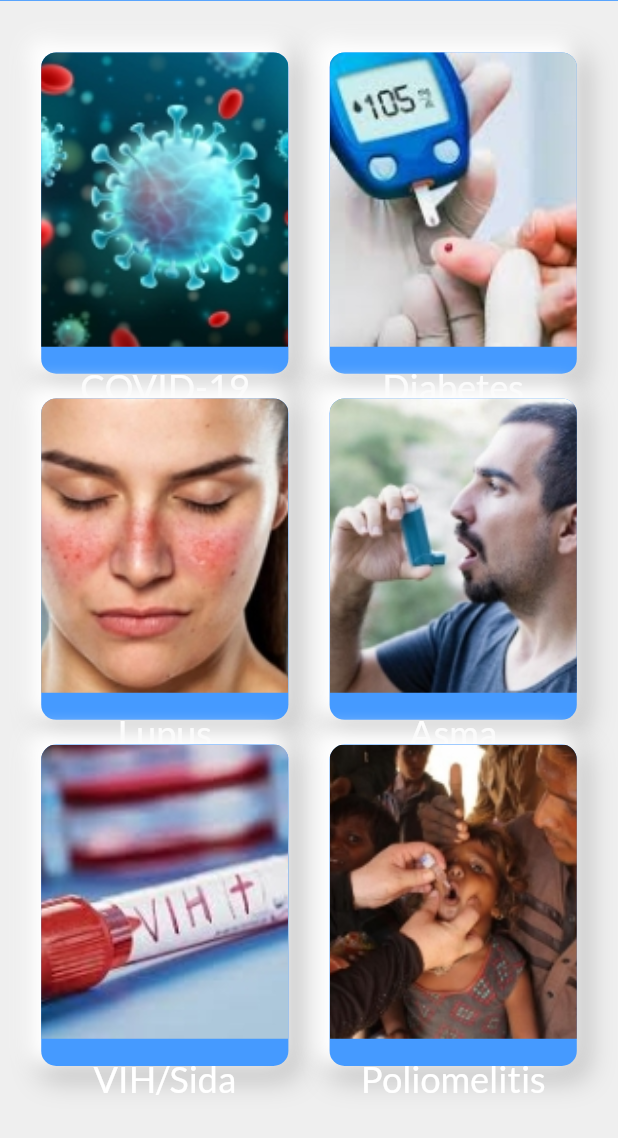
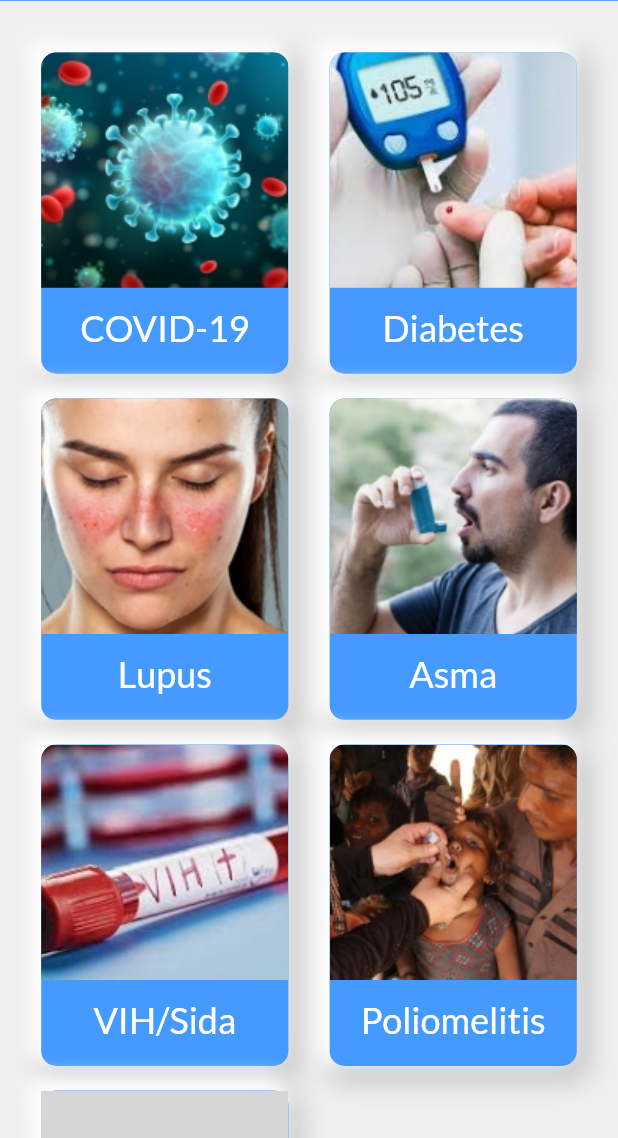
Before and after one commit to IvanGonzalezR/app_enfermedades, a Flutter app: the PantallaEnfermedades screen opened directly, on a phone screen of 412 x 824 dp, the part 98-1236 px from its top. Run offline on Flutter 3.47's test engine with Material 2 defaults, Android fonts, the phone set to English and light mode, and no system bars; grey boxes are pictures that could not be loaded.

Commit message:
Agregada una nueva enfermedad, correcion del overflow en cards

```diff
--- a/lib/pantalla_enfermedades.dart
+++ b/lib/pantalla_enfermedades.dart
@@ -52,6 +52,28 @@ class PantallaEnfermedades extends StatelessWidget{
         TarjetasEnfermedades("Asma","assets/images/tarjetaAsma.jpg","que es", "Estadisticas", "Sintomas", "Tratamiento", "Prevencion"),
         TarjetasEnfermedades("VIH/Sida","assets/images/tarjetaSIDA.jpg", "que es", "Estadisticas", "Sintomas", "Tratamiento", "Prevencion"),
         TarjetasEnfermedades("Poliomelitis","assets/images/tarjetaPolio.jpg", "que es", "Estadisticas", "Sintomas", "Tratamiento", "Prevencion"),
+        TarjetasEnfermedades("Cirrosis","assets/images/tarjetaCirrosis.jpg", "La cirrosis es un conjunto de cicatrices en el hígado. El tejido cicatricial se forma por lesiones o enfermedades prolongadas. Este tejido no puede hacer lo que hace el tejido hepático sano: producir proteínas, ayudar a combatir las infecciones, limpiar la sangre, ayudar a digerir los alimentos y almacenar energía.",
+                              '''Se estima que la cirrosis se halla detrás de 800.000 muertes anuales en todo el mundo. En Europa y Estados Unidos tiene una prevalencia de alrededor de 250 casos anuales por cada 100.000 personas. En los varones la prevalencia es dos veces mayor que en las mujeres.''',
+                "-Fatiga\n-Aparición de hemorragias o hematomas con facilidad\n-Pérdida de apetito\n-Náuseas\n-Hinchazón de las piernas, los pies o los tobillos (edema)"
+                "\n-Pérdida de peso"
+                "\n-Picazón en la piel"
+                "\n-Decoloración amarilla en la piel y los ojos (ictericia)"
+                "\n-Acumulación de líquido en el abdomen (ascitis)"
+                "\n-Vasos sanguíneos en forma de arañas en la piel"
+                "\n-Enrojecimiento en las palmas de las manos"
+                "\n-En las mujeres, ausencia o pérdida de periodos no relacionados con la menopausia"
+                "\n-En los hombres, pérdida del deseo sexual, agrandamiento de los senos (ginecomastia) o atrofia testicular"
+                "\n-Confusión, somnolencia y dificultad en el habla (encefalopatía hepática)", '''El tratamiento para la cirrosis depende de su causa y de la medida del daño al hígado. Los objetivos del tratamiento son de hacer más lenta la progresión del tejido cicatricial en el hígado y de prevenir o tratar los síntomas y las complicaciones de la cirrosis. Si el daño al hígado es grave, quizás necesites internarte en el hospital.
+                 \nEn la etapa temprana de la cirrosis, se puede minimizar el daño hepático si se trata la causa de base. Entre las opciones se incluyen las siguientes:
+                 \nTratamiento para la dependencia del alcohol. Las personas que padecen cirrosis provocada por el abuso de alcohol deberían dejar de beber. Si resulta difícil detener el abuso de alcohol, es posible que el médico te recomiende un programa de tratamiento para esa adicción. Si tienes cirrosis, es fundamental que dejes de beber, ya que cualquier cantidad de alcohol es tóxica para el hígado.
+                 \nPérdida de peso. Es posible que las personas con cirrosis provocada por la enfermedad de hígado graso de causa no alcohólica se recuperen si pierden peso y controlan sus niveles de azúcar en sangre.
+                 \nMedicamentos para controlar la hepatitis. Los medicamentos pueden limitar el avance del daño a las células del hígado causado por la hepatitis B o C a través de un tratamiento específico de estos virus.
+                 \nMedicamentos para controlar otras causas y síntomas de la cirrosis. Los medicamentos pueden frenar la evolución de algunos tipos de cirrosis hepática. Por ejemplo, en el caso de las personas que padecen cirrosis biliar primaria diagnosticada en una etapa temprana, los medicamentos pueden retrasar significativamente la evolución de la cirrosis.''',
+                '''-No bebas alcohol si tienes cirrosis. Si tienes una enfermedad hepática, debes evitar el alcohol.
+                \n-Mantén una alimentación sana. Elige una dieta basada en vegetales, con abundantes frutas y verduras. Selecciona granos integrales y fuentes de proteínas magras. Reduce la cantidad de grasas y comidas fritas.
+                \n-Mantén un peso saludable. Una cantidad excesiva de grasas en el cuerpo puede dañar tu estómago. Consulta con tu médico sobre un plan para perder peso si eres obeso o tienes sobrepeso.
+                \n-Reduce el riesgo de hepatitis. Compartir agujas y tener relaciones sexuales sin protección puede aumentar el riesgo de hepatitis B y C. Pregúntale a tu médico por las vacunas contra la hepatitis.
+                \n-Si estás preocupado por el riesgo de padecer cirrosis hepática, consulta con tu médico sobre las maneras en las que puedes reducir ese riesgo.'''),
         // TarjetasEnfermedades("assets/images/"),
         // TarjetasEnfermedades("assets/images/"),
       ],
--- a/lib/tarjetas_enfermedades.dart
+++ b/lib/tarjetas_enfermedades.dart
@@ -48,7 +48,7 @@ class _TarjetasEnfermedadesState extends State<TarjetasEnfermedades> {
                 borderRadius: BorderRadius.only(topRight: Radius.circular(10), topLeft: Radius.circular(10)),
                 image: DecorationImage(image: AssetImage(widget.pathImage), fit: BoxFit.cover)
               ),
-              height: MediaQuery.of(context).size.height/4.2,
+              height: MediaQuery.of(context).size.height/5.25,
                 // child: Image(image: AssetImage("assets/images/tarjetaCovid.jpg"), fit: BoxFit.cover,)
             ),
             Container(
```
